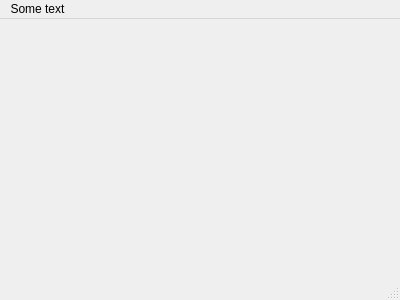
Qt form src/frontend/mainwindow.ui (szaumoor/EE_IESaveEditor) before a commit.
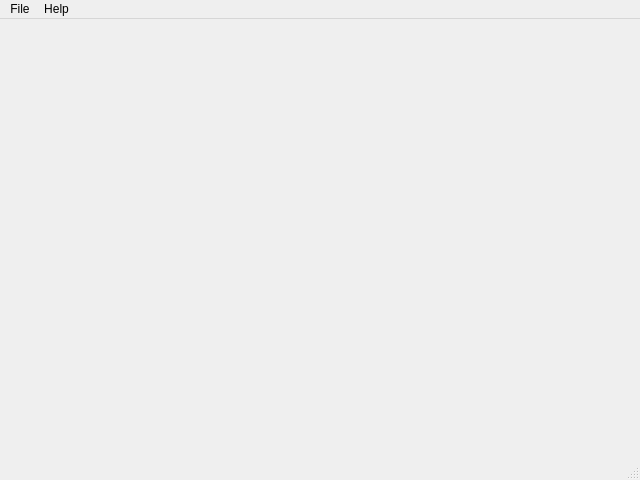
The same form after that commit.

Commit message: Centered window

```diff
--- a/src/frontend/mainwindow.ui
+++ b/src/frontend/mainwindow.ui
@@ -6,10 +6,22 @@
    <rect>
     <x>0</x>
     <y>0</y>
-    <width>400</width>
-    <height>300</height>
+    <width>640</width>
+    <height>480</height>
    </rect>
   </property>
+  <property name="minimumSize">
+   <size>
+    <width>640</width>
+    <height>480</height>
+   </size>
+  </property>
+  <property name="baseSize">
+   <size>
+    <width>640</width>
+    <height>480</height>
+   </size>
+  </property>
   <property name="windowTitle">
    <string>MainWindow</string>
   </property>
@@ -19,16 +31,26 @@
     <rect>
      <x>0</x>
      <y>0</y>
-     <width>400</width>
+     <width>640</width>
      <height>22</height>
     </rect>
    </property>
    <widget class="QMenu" name="menuSome_text">
     <property name="title">
-     <string>Some text</string>
+     <string>File</string>
     </property>
+    <addaction name="actionOpen"/>
+   </widget>
+   <widget class="QMenu" name="menuHelp">
+    <property name="title">
+     <string>Help</string>
+    </property>
+    <addaction name="actionAbout"/>
+    <addaction name="actionForum"/>
+    <addaction name="actionDiscord"/>
    </widget>
    <addaction name="menuSome_text"/>
+   <addaction name="menuHelp"/>
   </widget>
   <widget class="QStatusBar" name="statusbar"/>
  </widget>
```
Left out of the diff: 25 changed lines with no effect on the pictures. The commit also changes 1 other file.
